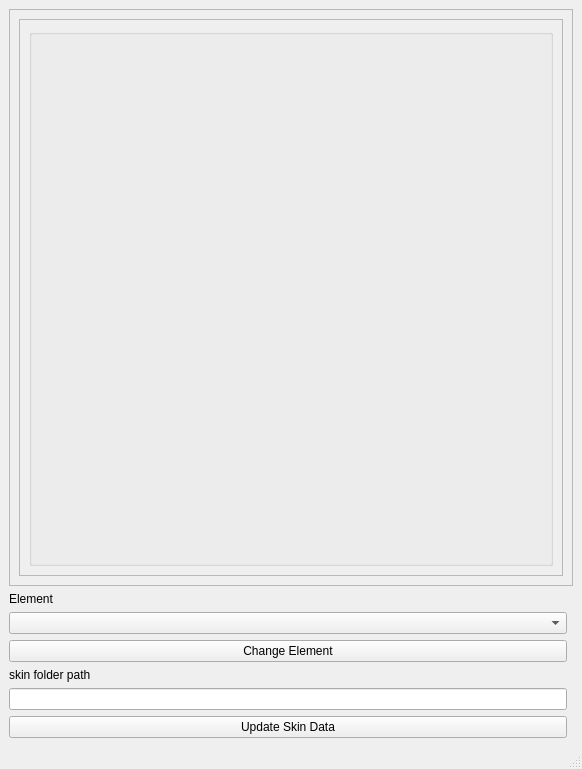
Above: untitled.ui from Dominicvan2004/skin-masher before the change. Below: the same form after it.
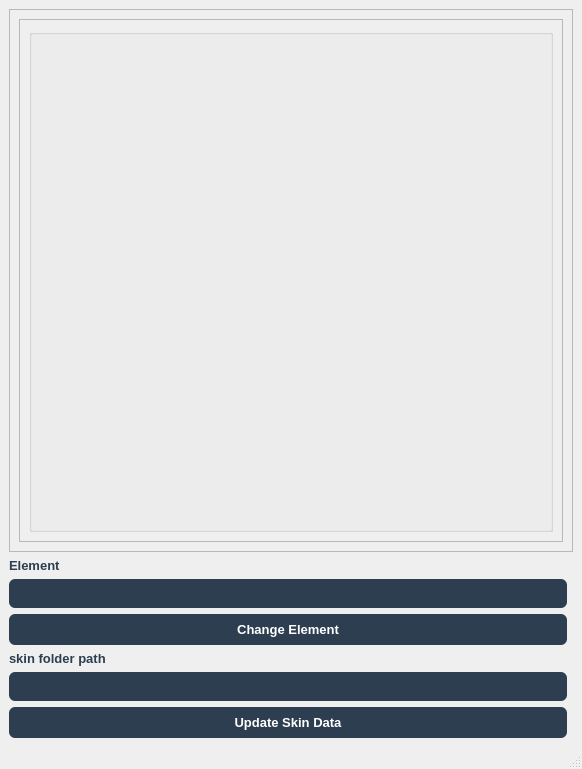
That is the form after the change.

Commit message: you can now add the elements to skinS!!!!!!!.... (only images)....but sill!!!!

Diff of the .ui file:
```diff
--- a/untitled.ui
+++ b/untitled.ui
@@ -13,6 +13,88 @@
   <property name="windowTitle">
    <string>MainWindow</string>
   </property>
+  <property name="styleSheet">
+   <string notr="true">QPushButton {
+    background-color: #2c3e50;
+    color: #ffffff;
+    border: none;
+    border-radius: 6px;
+    padding: 8px 20px;
+    font-size: 13px;
+    font-weight: bold;
+}
+
+QPushButton:hover {
+    background-color: #3d5166;
+}
+
+QPushButton:pressed {
+    background-color: #1a252f;
+}
+
+QLabel {
+    color: #2c3e50;
+    font-size: 13px;
+    font-weight: bold;
+}
+
+QComboBox {
+    background-color: #2c3e50;
+    color: #ffffff;
+    border: none;
+    border-radius: 6px;
+    padding: 6px 12px;
+    font-size: 13px;
+}
+
+QComboBox:hover {
+    background-color: #3d5166;
+}
+
+QComboBox::drop-down {
+    border: none;
+    width: 20px;
+}
+
+QComboBox::down-arrow {
+    image: none;
+    border-left: 5px solid transparent;
+    border-right: 5px solid transparent;
+    border-top: 5px solid #ffffff;
+    width: 0px;
+    height: 0px;
+}
+
+QComboBox QAbstractItemView {
+    background-color: #2c3e50;
+    color: #ffffff;
+    selection-background-color: #3d5166;
+    border: none;
+    outline: none;
+}
+
+QLineEdit {
+    background-color: #2c3e50;
+    color: #ffffff;
+    border: none;
+    border-radius: 6px;
+    padding: 6px 12px;
+    font-size: 13px;
+}
+
+QLineEdit:hover {
+    background-color: #3d5166;
+}
+
+QLineEdit:focus {
+    background-color: #3d5166;
+    border: 1px solid #5d8aa8;
+}
+
+MainWindow{
+background-color: rgb(255, 255, 255);
+}</string>
+  </property>
   <widget class="QWidget" name="centralwidget">
    <layout class="QGridLayout" name="gridLayout">
     <item row="5" column="0">
@@ -20,6 +102,9 @@
     </item>
     <item row="3" column="0">
      <widget class="QPushButton" name="elementButton">
+      <property name="styleSheet">
+       <string notr="true"/>
+      </property>
       <property name="text">
        <string>Change Element</string>
       </property>
@@ -38,8 +123,8 @@
         <rect>
          <x>0</x>
          <y>0</y>
-         <width>568</width>
-         <height>621</height>
+         <width>562</width>
+         <height>537</height>
         </rect>
        </property>
        <layout class="QVBoxLayout" name="verticalLayout">
```
The commit also changes 2 other files.
